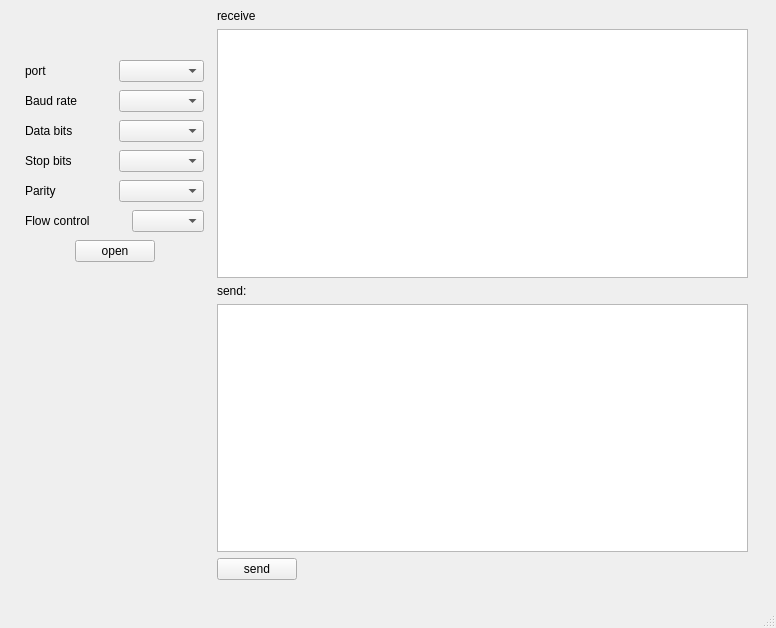
First picture: the form in serial_pro/seialByQT/mainwindow.ui, repository yntense/serial, before the edit.
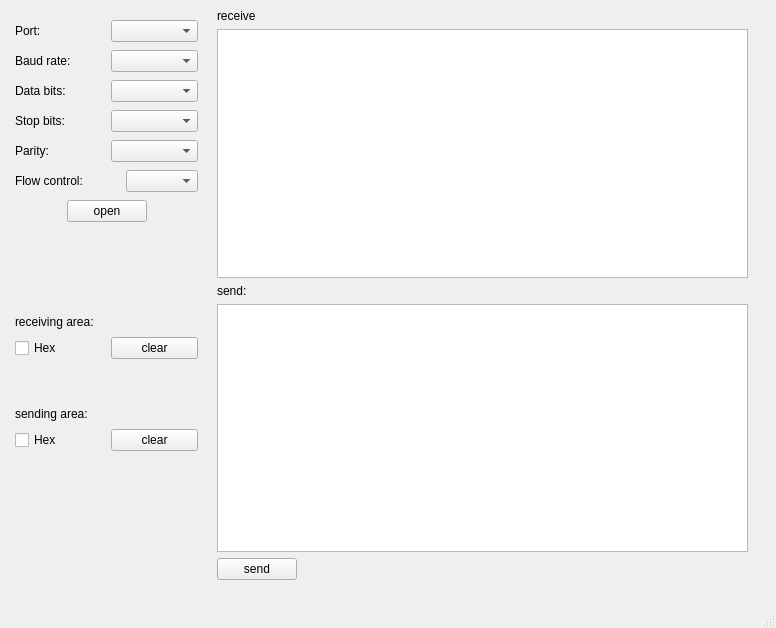
Second picture: the form after the edit.

Diff of the .ui file:
```diff
--- a/serial_pro/seialByQT/mainwindow.ui
+++ b/serial_pro/seialByQT/mainwindow.ui
@@ -17,10 +17,10 @@
    <widget class="QWidget" name="verticalLayoutWidget">
     <property name="geometry">
      <rect>
-      <x>10</x>
-      <y>60</y>
-      <width>209</width>
-      <height>287</height>
+      <x>0</x>
+      <y>20</y>
+      <width>213</width>
+      <height>431</height>
      </rect>
     </property>
     <layout class="QVBoxLayout" name="verticalLayout">
@@ -38,7 +38,7 @@
        <item>
         <widget class="QLabel" name="label_6">
          <property name="text">
-          <string>port</string>
+          <string>Port:</string>
          </property>
         </widget>
        </item>
@@ -52,7 +52,7 @@
        <item>
         <widget class="QLabel" name="label">
          <property name="text">
-          <string>Baud rate</string>
+          <string>Baud rate:</string>
          </property>
         </widget>
        </item>
@@ -66,7 +66,7 @@
        <item>
         <widget class="QLabel" name="label_5">
          <property name="text">
-          <string>Data bits</string>
+          <string>Data bits:</string>
          </property>
         </widget>
        </item>
@@ -83,7 +83,7 @@
        <item>
         <widget class="QLabel" name="label_8">
          <property name="text">
-          <string>Stop bits</string>
+          <string>Stop bits:</string>
          </property>
         </widget>
        </item>
@@ -97,7 +97,7 @@
        <item>
         <widget class="QLabel" name="label_4">
          <property name="text">
-          <string>Parity</string>
+          <string>Parity:</string>
          </property>
         </widget>
        </item>
@@ -111,7 +111,7 @@
        <item>
         <widget class="QLabel" name="label_7">
          <property name="text">
-          <string>Flow control</string>
+          <string>Flow control:</string>
          </property>
         </widget>
        </item>
@@ -143,7 +143,7 @@
         </spacer>
        </item>
        <item>
-        <widget class="QPushButton" name="pushButton">
+        <widget class="QPushButton" name="open">
          <property name="text">
           <string>open</string>
          </property>
@@ -177,6 +177,77 @@
        </property>
       </spacer>
      </item>
+     <item>
+      <layout class="QVBoxLayout" name="verticalLayout_3">
+       <item>
+        <widget class="QLabel" name="label_9">
+         <property name="text">
+          <string>receiving area:</string>
+         </property>
+        </widget>
+       </item>
+       <item>
+        <layout class="QHBoxLayout" name="horizontalLayout_3">
+         <item>
+          <widget class="QCheckBox" name="checkBox">
+           <property name="text">
+            <string>Hex</string>
+           </property>
+          </widget>
+         </item>
+         <item>
+          <widget class="QPushButton" name="pushButton">
+           <property name="text">
+            <string>clear</string>
+           </property>
+          </widget>
+         </item>
+        </layout>
+       </item>
+       <item>
+        <spacer name="verticalSpacer_2">
+         <property name="orientation">
+          <enum>Qt::Vertical</enum>
+         </property>
+         <property name="sizeHint" stdset="0">
+          <size>
+           <width>20</width>
+           <height>40</height>
+          </size>
+         </property>
+        </spacer>
+       </item>
+       <item>
+        <layout class="QVBoxLayout" name="verticalLayout_4">
+         <item>
+          <widget class="QLabel" name="label_10">
+           <property name="text">
+            <string>sending area:</string>
+           </property>
+          </widget>
+         </item>
+         <item>
+          <layout class="QHBoxLayout" name="horizontalLayout_4">
+           <item>
+            <widget class="QCheckBox" name="checkBox_2">
+             <property name="text">
+              <string>Hex</string>
+             </property>
+            </widget>
+           </item>
+           <item>
+            <widget class="QPushButton" name="pushButton_2">
+             <property name="text">
+              <string>clear</string>
+             </property>
+            </widget>
+           </item>
+          </layout>
+         </item>
+        </layout>
+       </item>
+      </layout>
+     </item>
     </layout>
    </widget>
    <widget class="QWidget" name="verticalLayoutWidget_2">
@@ -235,7 +306,7 @@
      <item>
       <layout class="QHBoxLayout" name="horizontalLayout_10">
        <item>
-        <widget class="QPushButton" name="pushButton_2">
+        <widget class="QPushButton" name="m_sendbutton">
          <property name="text">
           <string>send</string>
          </property>
```
Left out of the diff: 18 changed lines with no effect on the pictures.
